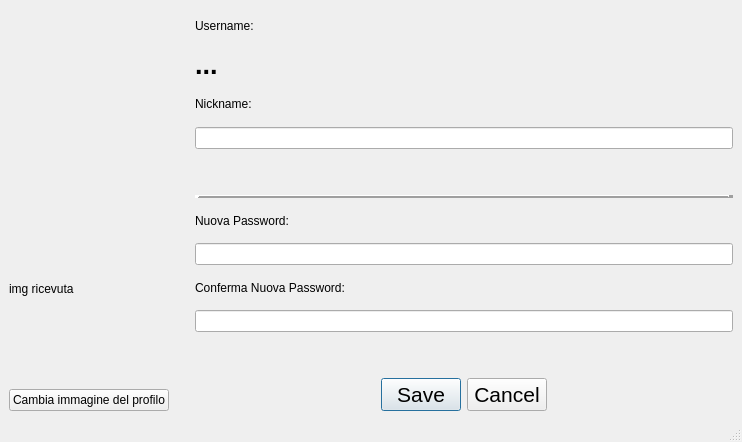
Qt form Login/profilepage.ui (cosimo265598/Edilive) before a commit.
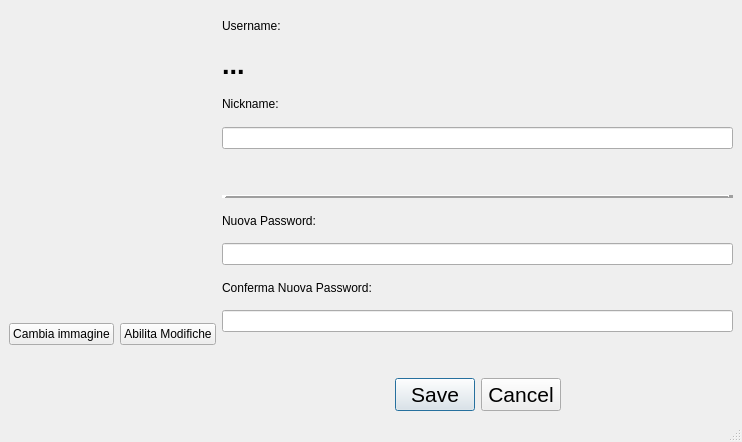
The same form after that commit. Custom widgets are drawn as their Qt base class.

Commit message: fix change image, add button for modification

What changed in the file:
```diff
--- a/Login/profilepage.ui
+++ b/Login/profilepage.ui
@@ -42,7 +42,7 @@
          </spacer>
         </item>
         <item>
-         <widget class="ProfileImage" name="profileImage">
+         <widget class="QLabel" name="profileImage">
           <property name="sizePolicy">
            <sizepolicy hsizetype="Fixed" vsizetype="Fixed">
             <horstretch>0</horstretch>
@@ -88,12 +88,13 @@
        </layout>
       </item>
       <item>
-       <widget class="QLabel" name="label_rv">
-        <property name="text">
-         <string>img ricevuta</string>
+       <layout class="QHBoxLayout" name="horizontalLayout_3">
+        <property name="spacing">
+         <number>6</number>
         </property>
-       </widget>
-      </item>
+        <property name="sizeConstraint">
+         <enum>QLayout::SetDefaultConstraint</enum>
+        </property>
       <item>
        <widget class="QPushButton" name="pushButton">
         <property name="sizePolicy">
@@ -109,9 +110,27 @@
          </size>
         </property>
         <property name="text">
-         <string>Cambia immagine del profilo</string>
-        </property>
-       </widget>
+           <string>Cambia immagine</string>
+          </property>
+         </widget>
+        </item>
+        <item>
+         <widget class="QPushButton" name="pushButton_abilitaModifiche">
+          <property name="sizePolicy">
+           <sizepolicy hsizetype="Maximum" vsizetype="Maximum">
+            <horstretch>0</horstretch>
+            <verstretch>0</verstretch>
+           </sizepolicy>
+          </property>
+          <property name="layoutDirection">
+           <enum>Qt::LeftToRight</enum>
+          </property>
+          <property name="text">
+           <string>Abilita Modifiche</string>
+          </property>
+         </widget>
+        </item>
+       </layout>
       </item>
      </layout>
     </item>
@@ -293,13 +312,6 @@
   </widget>
   <widget class="QStatusBar" name="statusbar"/>
  </widget>
- <customwidgets>
-  <customwidget>
-   <class>ProfileImage</class>
-   <extends>QLabel</extends>
-   <header>profileimage.h</header>
-  </customwidget>
- </customwidgets>
  <resources/>
  <connections/>
 </ui>
```
Lines whose indentation alone changed are shown as unchanged. The commit also changes 2 other files.
